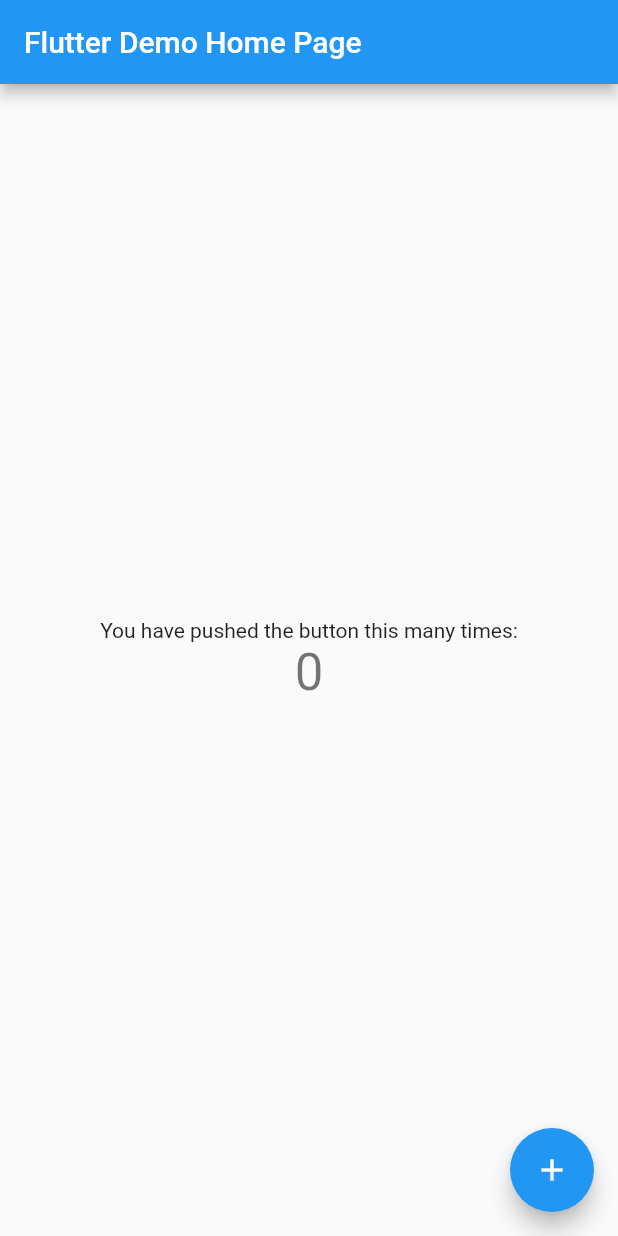
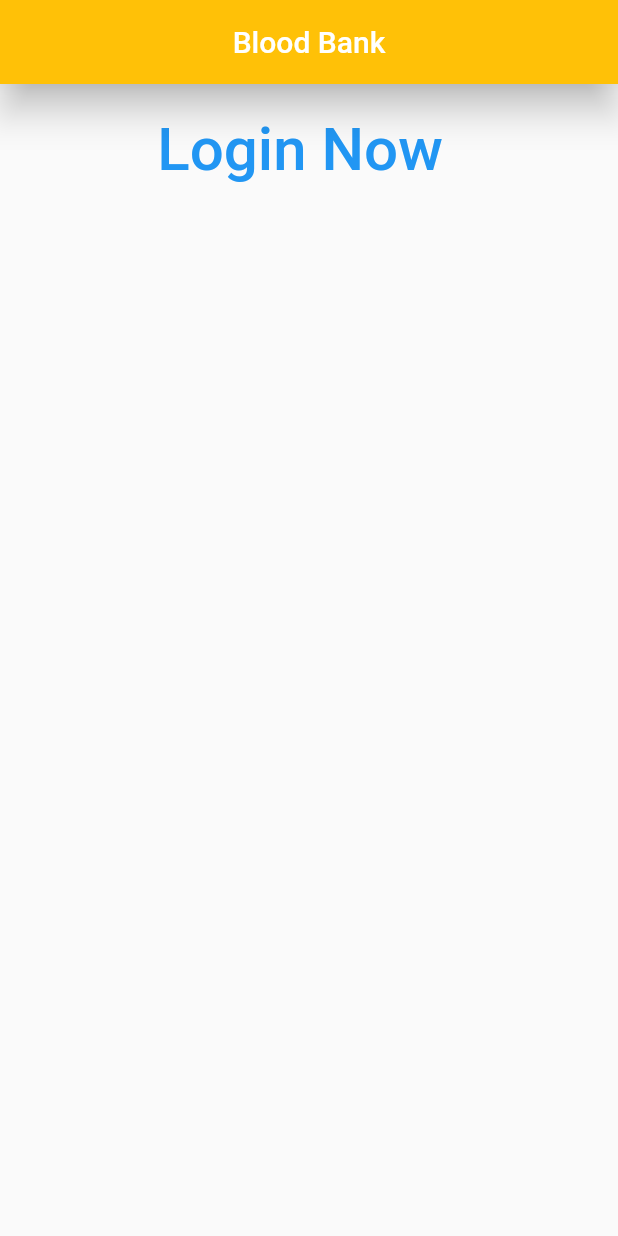
Before and after one commit to vatiza/BloodBank, a Flutter app: the screen it shows after launch, on a phone screen of 412 x 824 dp. Run offline on Flutter 3.47's test engine with Material 2 defaults, Android fonts, the phone set to English and light mode, and no system bars.

Commit message:
navbar desighn

```diff
--- /dev/null
+++ b/lib/LoginPage.dart
@@ -0,0 +1,43 @@
+
+
+import 'package:flutter/material.dart';
+import 'package:flutter/src/widgets/framework.dart';
+import 'package:flutter/src/widgets/placeholder.dart';
+
+class LoginPage extends StatelessWidget {
+  const LoginPage({super.key});
+
+  get child => null;
+
+  @override
+  Widget build(BuildContext context) {
+    return Scaffold(
+      appBar: AppBar(title: Text("Blood Bank"),
+
+      backgroundColor: Colors.amber,
+      centerTitle: true,
+      titleSpacing: 5,
+      elevation: 10,
+      ),
+      body: Column(
+        children: [
+      // Padding(
+      //   padding: const EdgeInsets.only(top: 20, ),
+      // ),
+      Padding(padding: const EdgeInsets.only(top: 20, right: 400),
+      ),
+          Text("Login Now",
+
+          style: TextStyle(fontSize: 40,color: Colors.blue,
+          fontWeight: FontWeight.w500,
+
+
+          ),
+
+        ),
+        ],
+
+      ),
+    );
+  }
+}
--- a/lib/main.dart
+++ b/lib/main.dart
@@ -1,115 +1,20 @@
+import 'package:bloodbank/LoginPage.dart';
 import 'package:flutter/material.dart';
 
-void main() {
+main(){
   runApp(const MyApp());
 }
-
-class MyApp extends StatelessWidget {
+class MyApp extends StatelessWidget{
   const MyApp({super.key});
-
-  // This widget is the root of your application.
-  @override
-  Widget build(BuildContext context) {
-    return MaterialApp(
-      title: 'Flutter Demo',
-      theme: ThemeData(
-        // This is the theme of your application.
-        //
-        // Try running your application with "flutter run". You'll see the
-        // application has a blue toolbar. Then, without quitting the app, try
-        // changing the primarySwatch below to Colors.green and then invoke
-        // "hot reload" (press "r" in the console where you ran "flutter run",
-        // or simply save your changes to "hot reload" in a Flutter IDE).
-        // Notice that the counter didn't reset back to zero; the application
-        // is not restarted.
-        primarySwatch: Colors.blue,
-      ),
-      home: const MyHomePage(title: 'Flutter Demo Home Page'),
-    );
-  }
-}
-
-class MyHomePage extends StatefulWidget {
-  const MyHomePage({super.key, required this.title});
-
-  // This widget is the home page of your application. It is stateful, meaning
-  // that it has a State object (defined below) that contains fields that affect
-  // how it looks.
-
-  // This class is the configuration for the state. It holds the values (in this
-  // case the title) provided by the parent (in this case the App widget) and
-  // used by the build method of the State. Fields in a Widget subclass are
-  // always marked "final".
-
-  final String title;
-
-  @override
-  State<MyHomePage> createState() => _MyHomePageState();
-}
-
-class _MyHomePageState extends State<MyHomePage> {
-  int _counter = 0;
-
-  void _incrementCounter() {
-    setState(() {
-      // This call to setState tells the Flutter framework that something has
-      // changed in this State, which causes it to rerun the build method below
-      // so that the display can reflect the updated values. If we changed
-      // _counter without calling setState(), then the build method would not be
-      // called again, and so nothing would appear to happen.
-      _counter++;
-    });
-  }
 
   @override
   Widget build(BuildContext context) {
-    // This method is rerun every time setState is called, for instance as done
-    // by the _incrementCounter method above.
-    //
-    // The Flutter framework has been optimized to make rerunning build methods
-    // fast, so that you can just rebuild anything that needs updating rather
-    // than having to individually change instances of widgets.
-    return Scaffold(
-      appBar: AppBar(
-        // Here we take the value from the MyHomePage object that was created by
-        // the App.build method, and use it to set our appbar title.
-        title: Text(widget.title),
-      ),
-      body: Center(
-        // Center is a layout widget. It takes a single child and positions it
-        // in the middle of the parent.
-        child: Column(
-          // Column is also a layout widget. It takes a list of children and
-          // arranges them vertically. By default, it sizes itself to fit its
-          // children horizontally, and tries to be as tall as its parent.
-          //
-          // Invoke "debug painting" (press "p" in the console, choose the
-          // "Toggle Debug Paint" action from the Flutter Inspector in Android
-          // Studio, or the "Toggle Debug Paint" command in Visual Studio Code)
-          // to see the wireframe for each widget.
-          //
-          // Column has various properties to control how it sizes itself and
-          // how it positions its children. Here we use mainAxisAlignment to
-          // center the children vertically; the main axis here is the vertical
-          // axis because Columns are vertical (the cross axis would be
-          // horizontal).
-          mainAxisAlignment: MainAxisAlignment.center,
-          children: <Widget>[
-            const Text(
-              'You have pushed the button this many times:',
-            ),
-            Text(
-              '$_counter',
-              style: Theme.of(context).textTheme.headlineMedium,
-            ),
-          ],
-        ),
-      ),
-      floatingActionButton: FloatingActionButton(
-        onPressed: _incrementCounter,
-        tooltip: 'Increment',
-        child: const Icon(Icons.add),
-      ), // This trailing comma makes auto-formatting nicer for build methods.
-    );
+    // TODO: implement build
+    return  MaterialApp(
+      debugShowCheckedModeBanner: false,
+      home:LoginPage()
+
+      );
   }
+
 }
```
